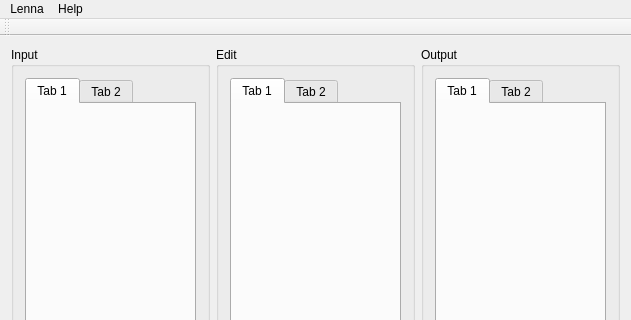
Qt form lenna/mainwindow.ui (lenna-project/lenna-qt) before a commit; both pictures show x 0 to 631 and y 0 to 320 of the 631 by 571 pixel window.
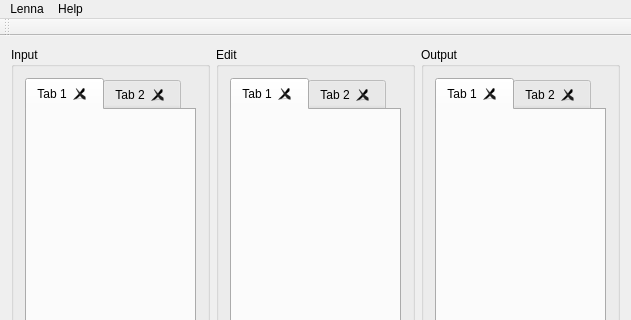
The same form after that commit. Icons and pictures are not drawn.

Commit message: Plugin Tab Close

Diff of the .ui file:
```diff
--- a/lenna/mainwindow.ui
+++ b/lenna/mainwindow.ui
@@ -27,6 +27,9 @@
       <layout class="QVBoxLayout" name="verticalLayout">
        <item>
         <widget class="QTabWidget" name="inputTabWidget">
+         <property name="tabsClosable">
+          <bool>true</bool>
+         </property>
          <widget class="QWidget" name="tab">
           <attribute name="title">
            <string>Tab 1</string>
@@ -50,6 +53,9 @@
       <layout class="QVBoxLayout" name="verticalLayout_2">
        <item>
         <widget class="QTabWidget" name="editTabWidget">
+         <property name="tabsClosable">
+          <bool>true</bool>
+         </property>
          <widget class="QWidget" name="tab_3">
           <attribute name="title">
            <string>Tab 1</string>
@@ -73,6 +79,9 @@
       <layout class="QVBoxLayout" name="verticalLayout_3">
        <item>
         <widget class="QTabWidget" name="outputTabWidget">
+         <property name="tabsClosable">
+          <bool>true</bool>
+         </property>
          <widget class="QWidget" name="tab_5">
           <attribute name="title">
            <string>Tab 1</string>
```
The commit also changes 2 other files.
